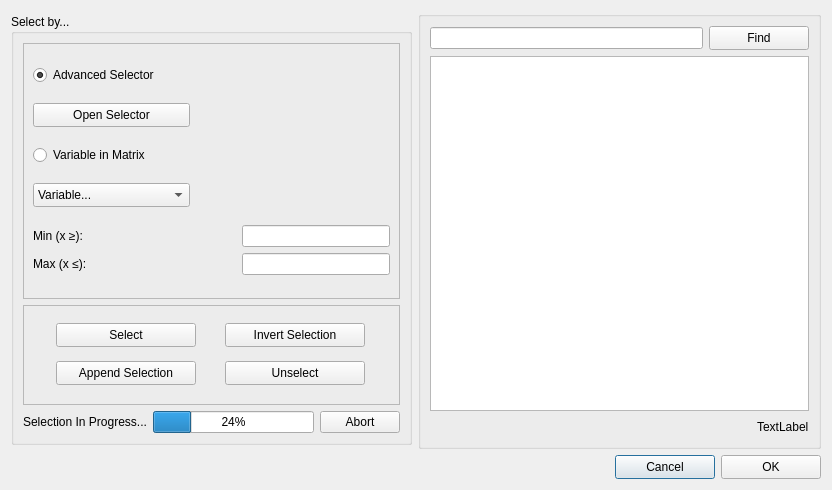
Above: src/Dialogs/SelectByDialog.ui from gmrandazzo/QStudioMetrics before the change. Below: the same form after it.
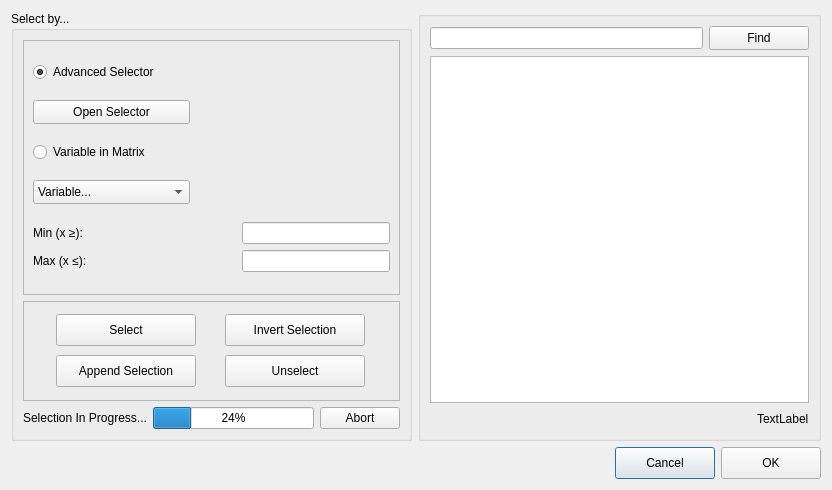
That is the form after the change.

Diff of the .ui file:
```diff
--- a/src/Dialogs/SelectByDialog.ui
+++ b/src/Dialogs/SelectByDialog.ui
@@ -40,13 +40,13 @@
        <property name="minimumSize">
         <size>
          <width>100</width>
-         <height>24</height>
+         <height>32</height>
         </size>
        </property>
        <property name="maximumSize">
         <size>
          <width>100</width>
-         <height>24</height>
+         <height>32</height>
         </size>
        </property>
        <property name="text">
@@ -59,13 +59,13 @@
        <property name="minimumSize">
         <size>
          <width>100</width>
-         <height>24</height>
+         <height>32</height>
         </size>
        </property>
        <property name="maximumSize">
         <size>
          <width>100</width>
-         <height>24</height>
+         <height>32</height>
         </size>
        </property>
        <property name="text">
@@ -359,13 +359,13 @@
            <property name="minimumSize">
             <size>
              <width>140</width>
-             <height>24</height>
+             <height>32</height>
             </size>
            </property>
            <property name="maximumSize">
             <size>
              <width>140</width>
-             <height>24</height>
+             <height>32</height>
             </size>
            </property>
            <property name="text">
@@ -378,13 +378,13 @@
            <property name="minimumSize">
             <size>
              <width>140</width>
-             <height>24</height>
+             <height>32</height>
             </size>
            </property>
            <property name="maximumSize">
             <size>
              <width>140</width>
-             <height>24</height>
+             <height>32</height>
             </size>
            </property>
            <property name="text">
@@ -397,13 +397,13 @@
            <property name="minimumSize">
             <size>
              <width>140</width>
-             <height>24</height>
+             <height>32</height>
             </size>
            </property>
            <property name="maximumSize">
             <size>
              <width>140</width>
-             <height>24</height>
+             <height>32</height>
             </size>
            </property>
            <property name="text">
@@ -416,13 +416,13 @@
            <property name="minimumSize">
             <size>
              <width>140</width>
-             <height>24</height>
+             <height>32</height>
             </size>
            </property>
            <property name="maximumSize">
             <size>
              <width>140</width>
-             <height>24</height>
+             <height>32</height>
             </size>
            </property>
            <property name="text">
```
